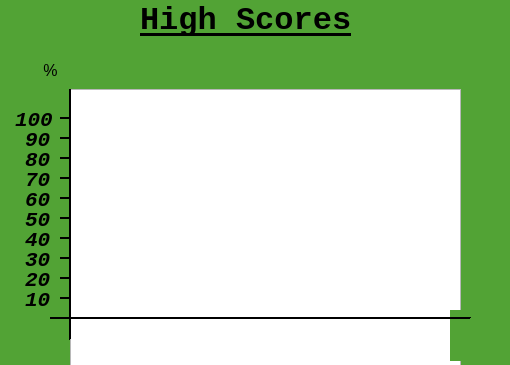
Above: estadistica.ui from juanmisak/PySudoku before the change. Below: the same form after it.
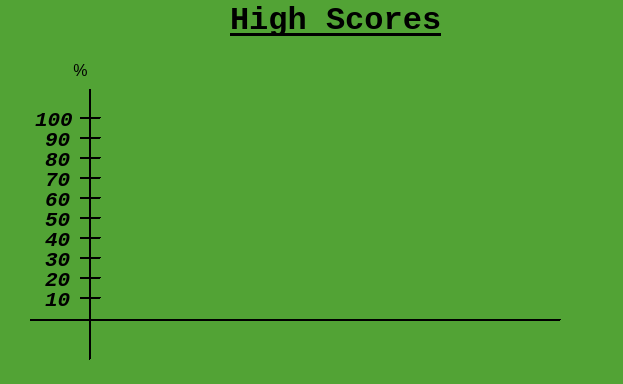
That is the form after the change. Icons and pictures are not drawn.

Commit message:
Fatal error in estadistica window fixed
The estadistica window work now, draw dynamically the best scores.

```diff
--- a/estadistica.ui
+++ b/estadistica.ui
@@ -6,8 +6,8 @@
    <rect>
     <x>0</x>
     <y>0</y>
-    <width>510</width>
-    <height>365</height>
+    <width>623</width>
+    <height>384</height>
    </rect>
   </property>
   <property name="palette">
@@ -438,7 +438,7 @@
   <widget class="Line" name="line_13">
    <property name="geometry">
     <rect>
-     <x>60</x>
+     <x>80</x>
      <y>150</y>
      <width>21</width>
      <height>16</height>
@@ -866,7 +866,7 @@
   <widget class="Line" name="line_11">
    <property name="geometry">
     <rect>
-     <x>60</x>
+     <x>80</x>
      <y>170</y>
      <width>21</width>
      <height>16</height>
@@ -1294,7 +1294,7 @@
   <widget class="QPushButton" name="pushButton">
    <property name="geometry">
     <rect>
-     <x>190</x>
+     <x>210</x>
      <y>100</y>
      <width>75</width>
      <height>23</height>
@@ -1310,7 +1310,7 @@
   <widget class="Line" name="line_9">
    <property name="geometry">
     <rect>
-     <x>60</x>
+     <x>80</x>
      <y>130</y>
      <width>21</width>
      <height>16</height>
@@ -1738,7 +1738,7 @@
   <widget class="QLabel" name="label_9">
    <property name="geometry">
     <rect>
-     <x>25</x>
+     <x>45</x>
      <y>250</y>
      <width>31</width>
      <height>20</height>
@@ -1760,7 +1760,7 @@
   <widget class="QLabel" name="label">
    <property name="geometry">
     <rect>
-     <x>140</x>
+     <x>230</x>
      <y>0</y>
      <width>251</width>
      <height>41</height>
@@ -1782,7 +1782,7 @@
   <widget class="QLabel" name="label_14">
    <property name="geometry">
     <rect>
-     <x>25</x>
+     <x>45</x>
      <y>150</y>
      <width>31</width>
      <height>20</height>
@@ -1804,7 +1804,7 @@
   <widget class="Line" name="line_8">
    <property name="geometry">
     <rect>
-     <x>60</x>
+     <x>80</x>
      <y>190</y>
      <width>21</width>
      <height>16</height>
@@ -2232,7 +2232,7 @@
   <widget class="Line" name="line_3">
    <property name="geometry">
     <rect>
-     <x>60</x>
+     <x>80</x>
      <y>290</y>
      <width>21</width>
      <height>16</height>
@@ -2660,7 +2660,7 @@
   <widget class="QLabel" name="label_16">
    <property name="geometry">
     <rect>
-     <x>15</x>
+     <x>35</x>
      <y>110</y>
      <width>41</width>
      <height>20</height>
@@ -2682,7 +2682,7 @@
   <widget class="QLabel" name="label_11">
    <property name="geometry">
     <rect>
-     <x>25</x>
+     <x>45</x>
      <y>210</y>
      <width>31</width>
      <height>20</height>
@@ -2704,7 +2704,7 @@
   <widget class="Line" name="line_5">
    <property name="geometry">
     <rect>
-     <x>60</x>
+     <x>80</x>
      <y>250</y>
      <width>21</width>
      <height>16</height>
@@ -3132,7 +3132,7 @@
   <widget class="Line" name="line_6">
    <property name="geometry">
     <rect>
-     <x>60</x>
+     <x>80</x>
      <y>230</y>
      <width>21</width>
      <height>16</height>
@@ -3560,7 +3560,7 @@
   <widget class="QLabel" name="label_12">
    <property name="geometry">
     <rect>
-     <x>25</x>
+     <x>45</x>
      <y>190</y>
      <width>31</width>
      <height>20</height>
@@ -3582,7 +3582,7 @@
   <widget class="Line" name="line_7">
    <property name="geometry">
     <rect>
-     <x>60</x>
+     <x>80</x>
      <y>210</y>
      <width>21</width>
      <height>16</height>
@@ -4010,7 +4010,7 @@
   <widget class="QLabel" name="label_10">
    <property name="geometry">
     <rect>
-     <x>25</x>
+     <x>45</x>
      <y>230</y>
      <width>31</width>
      <height>20</height>
@@ -4032,7 +4032,7 @@
   <widget class="QPushButton" name="pushButton_7">
    <property name="geometry">
     <rect>
-     <x>440</x>
+     <x>530</x>
      <y>10</y>
      <width>51</width>
      <height>41</height>
@@ -4073,9 +4073,9 @@
    </property>
    <property name="geometry">
     <rect>
-     <x>10</x>
+     <x>30</x>
      <y>50</y>
-     <width>81</width>
+     <width>101</width>
      <height>41</height>
     </rect>
    </property>
@@ -4091,7 +4091,10 @@
     <string>&lt;html&gt;&lt;head/&gt;&lt;body&gt;&lt;p&gt;&lt;span style=&quot; font-size:11pt;&quot;&gt;Regresar&lt;/span&gt;&lt;/p&gt;&lt;/body&gt;&lt;/html&gt;</string>
    </property>
    <property name="autoFillBackground">
-    <bool>true</bool>
+    <bool>false</bool>
+   </property>
+   <property name="styleSheet">
+    <string notr="true">background-color: transparent;</string>
    </property>
    <property name="text">
     <string>%</string>
@@ -4113,7 +4116,7 @@
   <widget class="QLabel" name="label_7">
    <property name="geometry">
     <rect>
-     <x>25</x>
+     <x>45</x>
      <y>290</y>
      <width>31</width>
      <height>20</height>
@@ -4135,7 +4138,7 @@
   <widget class="QLabel" name="label_13">
    <property name="geometry">
     <rect>
-     <x>25</x>
+     <x>45</x>
      <y>170</y>
      <width>31</width>
      <height>20</height>
@@ -4157,7 +4160,7 @@
   <widget class="Line" name="line_4">
    <property name="geometry">
     <rect>
-     <x>60</x>
+     <x>80</x>
      <y>270</y>
      <width>21</width>
      <height>16</height>
@@ -4585,7 +4588,7 @@
   <widget class="Line" name="line_12">
    <property name="geometry">
     <rect>
-     <x>60</x>
+     <x>80</x>
      <y>110</y>
      <width>21</width>
      <height>16</height>
@@ -5013,7 +5016,7 @@
   <widget class="QLabel" name="label_8">
    <property name="geometry">
     <rect>
-     <x>25</x>
+     <x>45</x>
      <y>270</y>
      <width>31</width>
      <height>20</height>
@@ -5035,7 +5038,7 @@
   <widget class="QLabel" name="label_15">
    <property name="geometry">
     <rect>
-     <x>25</x>
+     <x>45</x>
      <y>130</y>
      <width>31</width>
      <height>20</height>
@@ -5054,26 +5057,13 @@
     <string>90</string>
    </property>
   </widget>
-  <widget class="QGraphicsView" name="graphicsView">
-   <property name="geometry">
-    <rect>
-     <x>70</x>
-     <y>89</y>
-     <width>391</width>
-     <height>281</height>
-    </rect>
-   </property>
-   <property name="styleSheet">
-    <string notr="true">gridline-color: rgb(211, 252, 255);</string>
-   </property>
-  </widget>
   <widget class="Line" name="line">
    <property name="geometry">
     <rect>
-     <x>60</x>
+     <x>80</x>
      <y>89</y>
      <width>20</width>
-     <height>251</height>
+     <height>271</height>
     </rect>
    </property>
    <property name="palette">
@@ -5495,16 +5485,13 @@
     <enum>Qt::Vertical</enum>
    </property>
   </widget>
-  <widget class="QPushButton" name="pushButton_5">
-   <property name="enabled">
-    <bool>true</bool>
-   </property>
+  <widget class="QGraphicsView" name="graphicsView">
    <property name="geometry">
     <rect>
-     <x>450</x>
-     <y>310</y>
-     <width>61</width>
-     <height>51</height>
+     <x>90</x>
+     <y>112</y>
+     <width>441</width>
+     <height>251</height>
     </rect>
    </property>
    <property name="contextMenuPolicy">
@@ -5516,30 +5503,17 @@
    <property name="autoFillBackground">
     <bool>true</bool>
    </property>
-   <property name="text">
-    <string/>
-   </property>
-   <property name="icon">
-    <iconset resource="Resources.qrc">
-     <normaloff>:/images/Visualpharm-Icons8-Metro-Style-Business-Businessman.ico</normaloff>:/images/Visualpharm-Icons8-Metro-Style-Business-Businessman.ico</iconset>
-   </property>
-   <property name="iconSize">
-    <size>
-     <width>40</width>
-     <height>40</height>
-    </size>
-   </property>
-   <property name="flat">
-    <bool>true</bool>
+   <property name="styleSheet">
+    <string notr="true">background-color:transparent;</string>
    </property>
   </widget>
   <widget class="Line" name="line_2">
    <property name="geometry">
     <rect>
-     <x>50</x>
+     <x>30</x>
      <y>310</y>
-     <width>421</width>
-     <height>16</height>
+     <width>531</width>
+     <height>20</height>
     </rect>
    </property>
    <property name="palette">
@@ -5957,10 +5931,87 @@
      </disabled>
     </palette>
    </property>
+   <property name="autoFillBackground">
+    <bool>false</bool>
+   </property>
    <property name="orientation">
     <enum>Qt::Horizontal</enum>
    </property>
   </widget>
+  <widget class="QPushButton" name="pushButton_8">
+   <property name="enabled">
+    <bool>true</bool>
+   </property>
+   <property name="geometry">
+    <rect>
+     <x>540</x>
+     <y>320</y>
+     <width>81</width>
+     <height>41</height>
+    </rect>
+   </property>
+   <property name="font">
+    <font>
+     <pointsize>12</pointsize>
+    </font>
+   </property>
+   <property name="contextMenuPolicy">
+    <enum>Qt::NoContextMenu</enum>
+   </property>
+   <property name="toolTip">
+    <string>&lt;html&gt;&lt;head/&gt;&lt;body&gt;&lt;p&gt;&lt;span style=&quot; font-size:11pt;&quot;&gt;Nombres&lt;/span&gt;&lt;/p&gt;&lt;/body&gt;&lt;/html&gt;</string>
+   </property>
+   <property name="autoFillBackground">
+    <bool>false</bool>
+   </property>
+   <property name="styleSheet">
+    <string notr="true">background-color: transparent;</string>
+   </property>
+   <property name="text">
+    <string/>
+   </property>
+   <property name="icon">
+    <iconset>
+     <normaloff>:/images/Visualpharm-Icons8-Metro-Style-Business-Businessman.ico</normaloff>:/images/Visualpharm-Icons8-Metro-Style-Business-Businessman.ico</iconset>
+   </property>
+   <property name="iconSize">
+    <size>
+     <width>40</width>
+     <height>40</height>
+    </size>
+   </property>
+   <property name="flat">
+    <bool>true</bool>
+   </property>
+  </widget>
+  <zorder>graphicsView</zorder>
+  <zorder>line_13</zorder>
+  <zorder>line_11</zorder>
+  <zorder>pushButton</zorder>
+  <zorder>line_9</zorder>
+  <zorder>label_9</zorder>
+  <zorder>label</zorder>
+  <zorder>label_14</zorder>
+  <zorder>line_8</zorder>
+  <zorder>line_3</zorder>
+  <zorder>label_16</zorder>
+  <zorder>label_11</zorder>
+  <zorder>line_5</zorder>
+  <zorder>line_6</zorder>
+  <zorder>label_12</zorder>
+  <zorder>line_7</zorder>
+  <zorder>label_10</zorder>
+  <zorder>pushButton_7</zorder>
+  <zorder>pushButton_6</zorder>
+  <zorder>label_7</zorder>
+  <zorder>label_13</zorder>
+  <zorder>line_4</zorder>
+  <zorder>line_12</zorder>
+  <zorder>label_8</zorder>
+  <zorder>label_15</zorder>
+  <zorder>line</zorder>
+  <zorder>line_2</zorder>
+  <zorder>pushButton_8</zorder>
  </widget>
  <resources>
   <include location="Resources.qrc"/>
```
Left out of the diff: 16 changed lines with no effect on the pictures. The commit also changes 1 other file.
